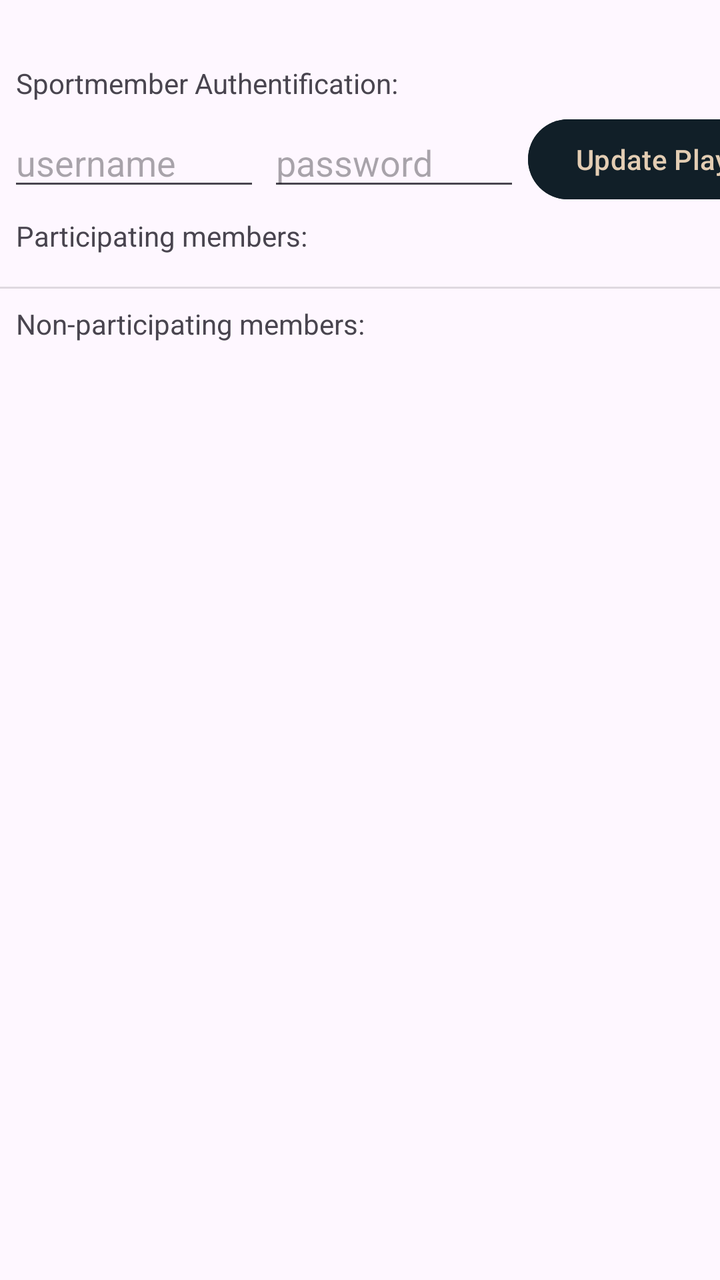
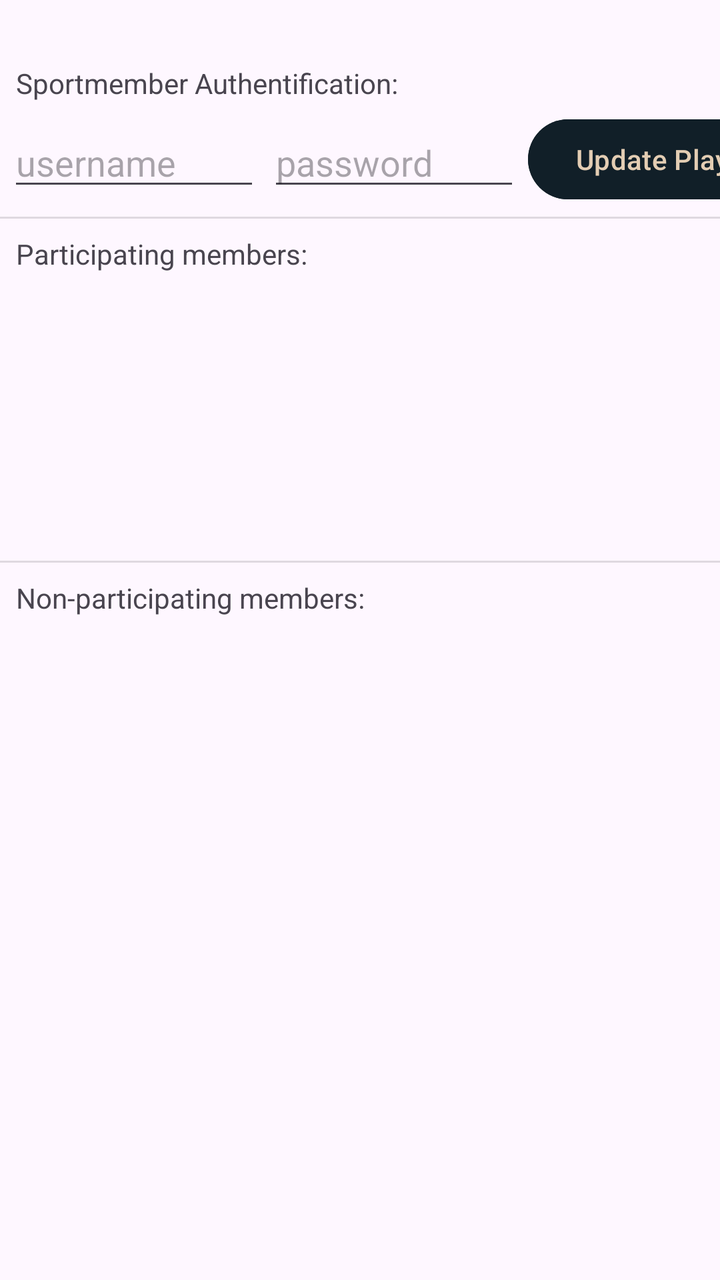

An Android layout rendered at two revisions. The XML below is the earlier revision; the diff shows what the commit changed to produce the second picture.
<!-- AndroidManifest.xml: application theme Theme.Matchmaking2v2 -->
<!-- res/layout/activity_add_players.xml -->
<?xml version="1.0" encoding="utf-8"?>
<androidx.constraintlayout.widget.ConstraintLayout xmlns:android="http://schemas.android.com/apk/res/android"
    xmlns:app="http://schemas.android.com/apk/res-auto"
    xmlns:tools="http://schemas.android.com/tools"
    android:id="@+id/main"
    android:layout_width="match_parent"
    android:layout_height="match_parent"
    tools:context=".AddPlayersActivity">

    <TextView
        android:id="@+id/tv_participants"
        android:layout_width="wrap_content"
        android:layout_height="wrap_content"
        android:layout_marginStart="8dp"
        android:layout_marginTop="8dp"
        android:text="Participating members:"
        app:layout_constraintStart_toStartOf="parent"
        app:layout_constraintTop_toBottomOf="@+id/editTextTextEmailAddress" />

    <TextView
        android:id="@+id/tv_nonparticipants"
        android:layout_width="wrap_content"
        android:layout_height="wrap_content"
        android:layout_marginStart="8dp"
        android:layout_marginTop="8dp"
        android:text="Non-participating members:"
        app:layout_constraintStart_toStartOf="parent"
        app:layout_constraintTop_toBottomOf="@+id/divider" />

    <androidx.recyclerview.widget.RecyclerView
        android:id="@+id/rv_members"
        android:layout_width="0dp"
        android:layout_height="wrap_content"
        android:layout_marginTop="8dp"
        app:layout_constraintEnd_toEndOf="parent"
        app:layout_constraintStart_toStartOf="parent"
        app:layout_constraintTop_toBottomOf="@+id/tv_nonparticipants" />

    <androidx.recyclerview.widget.RecyclerView
        android:id="@+id/rv_participants"
        android:layout_width="0dp"
        android:layout_height="wrap_content"
        android:layout_marginTop="8dp"
        app:layout_constraintEnd_toEndOf="parent"
        app:layout_constraintStart_toStartOf="parent"
        app:layout_constraintTop_toBottomOf="@+id/tv_participants">

    </androidx.recyclerview.widget.RecyclerView>

    <View
        android:id="@+id/divider"
        android:layout_width="409dp"
        android:layout_height="1dp"
        android:layout_marginTop="8dp"
        android:background="?android:attr/listDivider"
        app:layout_constraintEnd_toEndOf="parent"
        app:layout_constraintStart_toStartOf="parent"
        app:layout_constraintTop_toBottomOf="@+id/rv_participants" />

    <EditText
        android:id="@+id/editTextTextPassword"
        android:layout_width="wrap_content"
        android:layout_height="wrap_content"
        android:layout_marginStart="4dp"
        android:ems="6"
        android:hint="password"
        android:inputType="textPassword"
        app:layout_constraintBottom_toBottomOf="@+id/editTextTextEmailAddress"
        app:layout_constraintStart_toEndOf="@+id/editTextTextEmailAddress"
        app:layout_constraintTop_toTopOf="@+id/editTextTextEmailAddress" />

    <EditText
        android:id="@+id/editTextTextEmailAddress"
        android:layout_width="wrap_content"
        android:layout_height="wrap_content"
        android:layout_marginStart="4dp"
        android:layout_marginTop="8dp"
        android:ems="6"
        android:hint="username"
        android:inputType="textEmailAddress"
        app:layout_constraintStart_toStartOf="parent"
        app:layout_constraintTop_toBottomOf="@+id/tv_sportmember" />

    <TextView
        android:id="@+id/tv_sportmember"
        android:layout_width="wrap_content"
        android:layout_height="wrap_content"
        android:layout_marginStart="8dp"
        android:layout_marginTop="32dp"
        android:text="Sportmember Authentification:"
        app:layout_constraintStart_toStartOf="parent"
        app:layout_constraintTop_toTopOf="parent" />

    <Button
        android:id="@+id/button"
        android:layout_width="wrap_content"
        android:layout_height="wrap_content"
        android:layout_marginStart="4dp"
        android:backgroundTint="@color/blueBlack"
        android:text="Update Players"
        android:textColor="@color/tanAccent"
        app:layout_constraintBottom_toBottomOf="@+id/editTextTextPassword"
        app:layout_constraintStart_toEndOf="@+id/editTextTextPassword"
        app:layout_constraintTop_toTopOf="@+id/editTextTextPassword" />
</androidx.constraintlayout.widget.ConstraintLayout>
<!-- resources referenced by this layout -->
<resources>
  <color name="blueBlack">#111f28</color>
  <color name="tanAccent">#e3cdb3</color>
  <style name="Theme.Matchmaking2v2" parent="Base.Theme.Matchmaking2v2" />
  <style name="Base.Theme.Matchmaking2v2" parent="Theme.Material3.DayNight"> 
          
          <item name="colorPrimary">@color/my_light_primary</item>
      </style>
  <color name="my_light_primary">#FF000000</color>
</resources>

<!-- the commit's change to res/layout/activity_add_players.xml (unified diff, before → after) -->
@@ -15,7 +15,7 @@
         android:layout_marginTop="8dp"
         android:text="Participating members:"
         app:layout_constraintStart_toStartOf="parent"
-        app:layout_constraintTop_toBottomOf="@+id/editTextTextEmailAddress" />
+        app:layout_constraintTop_toBottomOf="@+id/divider2" />
 
     <TextView
         android:id="@+id/tv_nonparticipants"
@@ -27,25 +27,31 @@
         app:layout_constraintStart_toStartOf="parent"
         app:layout_constraintTop_toBottomOf="@+id/divider" />
 
+
+    <androidx.recyclerview.widget.RecyclerView
+        android:id="@+id/rv_participants"
+        android:layout_marginTop="8dp"
+        android:layout_width="0dp"
+        android:layout_height="0dp"
+        app:layout_constraintHeight_default="percent"
+        app:layout_constraintHeight_percent="0.2"
+        app:layout_constraintEnd_toEndOf="parent"
+        app:layout_constraintStart_toStartOf="parent"
+        app:layout_constraintTop_toBottomOf="@+id/tv_participants">
+    </androidx.recyclerview.widget.RecyclerView>
+
     <androidx.recyclerview.widget.RecyclerView
         android:id="@+id/rv_members"
         android:layout_width="0dp"
-        android:layout_height="wrap_content"
+        android:layout_height="0dp"
         android:layout_marginTop="8dp"
+        app:layout_constraintBottom_toBottomOf="parent"
         app:layout_constraintEnd_toEndOf="parent"
+        app:layout_constraintHorizontal_bias="0.0"
         app:layout_constraintStart_toStartOf="parent"
-        app:layout_constraintTop_toBottomOf="@+id/tv_nonparticipants" />
+        app:layout_constraintTop_toBottomOf="@+id/tv_nonparticipants"
+        app:layout_constraintVertical_bias="1.0" />
 
-    <androidx.recyclerview.widget.RecyclerView
-        android:id="@+id/rv_participants"
-        android:layout_width="0dp"
-        android:layout_height="wrap_content"
-        android:layout_marginTop="8dp"
-        app:layout_constraintEnd_toEndOf="parent"
-        app:layout_constraintStart_toStartOf="parent"
-        app:layout_constraintTop_toBottomOf="@+id/tv_participants">
-
-    </androidx.recyclerview.widget.RecyclerView>
 
     <View
         android:id="@+id/divider"
@@ -92,7 +98,7 @@
         app:layout_constraintTop_toTopOf="parent" />
 
     <Button
-        android:id="@+id/button"
+        android:id="@+id/b_updateactivities"
         android:layout_width="wrap_content"
         android:layout_height="wrap_content"
         android:layout_marginStart="4dp"
@@ -102,4 +108,14 @@
         app:layout_constraintBottom_toBottomOf="@+id/editTextTextPassword"
         app:layout_constraintStart_toEndOf="@+id/editTextTextPassword"
         app:layout_constraintTop_toTopOf="@+id/editTextTextPassword" />
+
+    <View
+        android:id="@+id/divider2"
+        android:layout_width="409dp"
+        android:layout_height="1dp"
+        android:layout_marginTop="8dp"
+        android:background="?android:attr/listDivider"
+        app:layout_constraintEnd_toEndOf="parent"
+        app:layout_constraintStart_toStartOf="parent"
+        app:layout_constraintTop_toBottomOf="@+id/editTextTextEmailAddress" />
 </androidx.constraintlayout.widget.ConstraintLayout>
